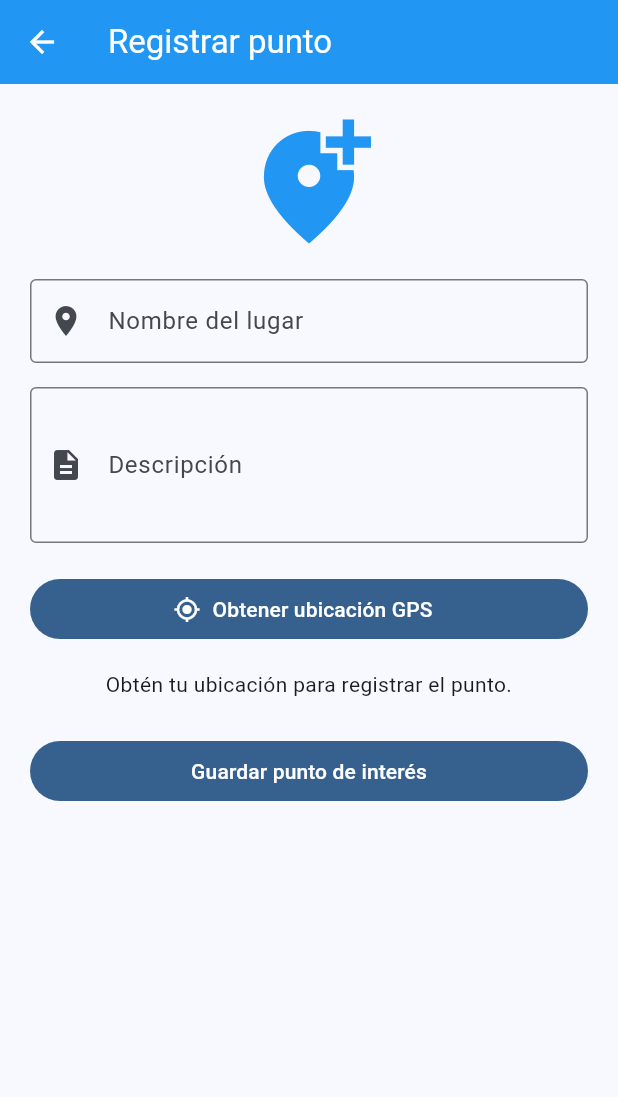
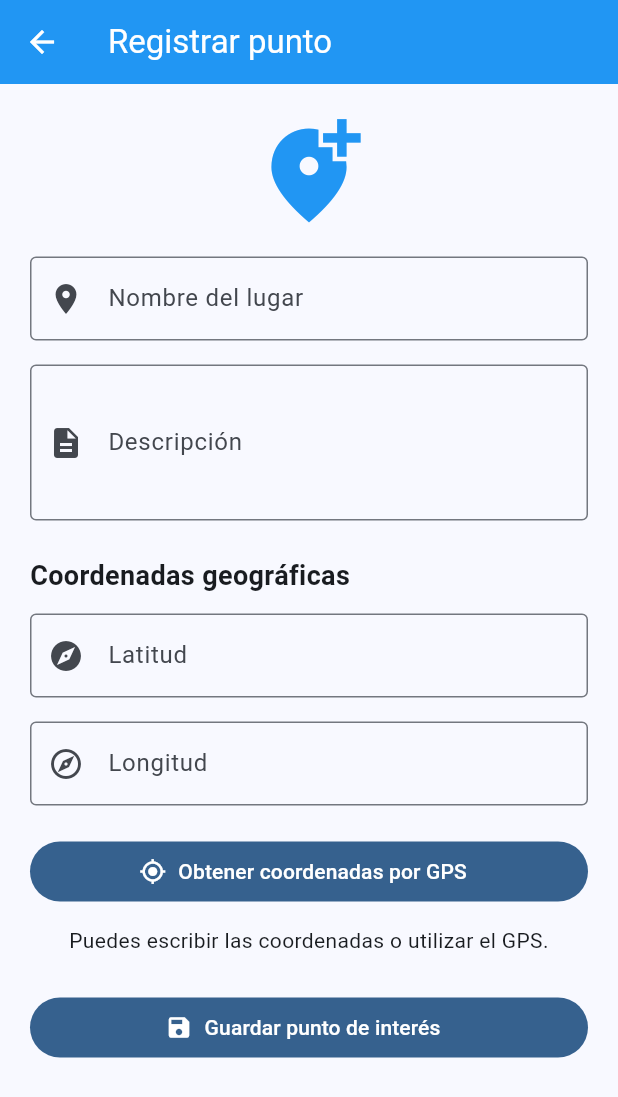
Before and after one commit to Keb-Manuel/gestion_eventos_staff_movil, a Flutter app: the RegistrarPuntoPage screen opened directly with empty values, on a phone screen of 412 x 824 dp. Shown: the top 1097 px of the screen. Run offline on Flutter 3.47's test engine with Material 3 defaults, Android fonts, the phone set to English and light mode, and no system bars; our stand-ins replace geolocator.

Commit message:
Update README and enhance PuntoInteres model with image URL; add predefined points and coordinate input in registration page; improve PuntoCard layout for better display of location details.

```diff
--- a/lib/models/punto_interes.dart
+++ b/lib/models/punto_interes.dart
@@ -1,13 +1,16 @@
+
 class PuntoInteres {
   final String nombre;
   final String descripcion;
   final double latitud;
   final double longitud;
+  final String imagenUrl;
 
   const PuntoInteres({
     required this.nombre,
     required this.descripcion,
     required this.latitud,
     required this.longitud,
+    this.imagenUrl = '',
   });
 }
--- a/lib/screens/puntos_page.dart
+++ b/lib/screens/puntos_page.dart
@@ -18,7 +18,26 @@ class PuntosPage extends StatefulWidget {
 }
 
 class _PuntosPageState extends State<PuntosPage> {
-  final List<PuntoInteres> puntos = [];
+  final List<PuntoInteres> puntos = [
+    const PuntoInteres(
+      nombre: 'Campo de Fútbol 4 Piedras',
+      descripcion: 'Campo deportivo ubicado en Dzitbalché, Campeche.',
+      latitud: 20.310710,
+      longitud: -90.0619248,
+    ),
+    const PuntoInteres(
+      nombre: 'Zona Centro',
+      descripcion: 'Zona central de Dzitbalché, Campeche.',
+      latitud: 20.3211912,
+      longitud: -90.0565776,
+    ),
+    const PuntoInteres(
+      nombre: 'Capilla La Guadalupe',
+      descripcion: 'Capilla ubicada en Dzitbalché, Campeche.',
+      latitud: 20.3288534,
+      longitud: -90.0489161,
+    ),
+  ];
 
   Future<void> registrarPunto() async {
     final resultado = await Navigator.push<PuntoInteres>(
--- a/lib/screens/registrar_punto_page.dart
+++ b/lib/screens/registrar_punto_page.dart
@@ -1,3 +1,4 @@
+
 import 'package:flutter/material.dart';
 import 'package:geolocator/geolocator.dart';
 
@@ -13,17 +14,21 @@ class RegistrarPuntoPage extends StatefulWidget {
   });
 
   @override
-  State<RegistrarPuntoPage> createState() => _RegistrarPuntoPageState();
+  State<RegistrarPuntoPage> createState() =>
+      _RegistrarPuntoPageState();
 }
 
-class _RegistrarPuntoPageState extends State<RegistrarPuntoPage> {
+class _RegistrarPuntoPageState
+    extends State<RegistrarPuntoPage> {
   final _formKey = GlobalKey<FormState>();
+
   final _nombreController = TextEditingController();
   final _descripcionController = TextEditingController();
+  final _latitudController = TextEditingController();
+  final _longitudController = TextEditingController();
 
-  Position? posicion;
   bool cargando = false;
-  String mensaje = 'Obtén tu ubicación para registrar el punto.';
+  String mensaje = 'Puedes escribir las coordenadas o utilizar el GPS.';
 
   Future<void> obtenerUbicacion() async {
     setState(() {
@@ -32,12 +37,18 @@ class _RegistrarPuntoPageState extends State<RegistrarPuntoPage> {
     });
 
     try {
-      final resultado = await widget.servicio.obtenerPosicion();
+      final Position resultado =
+          await widget.servicio.obtenerPosicion();
 
       if (!mounted) return;
 
       setState(() {
-        posicion = resultado;
+        _latitudController.text =
+            resultado.latitude.toStringAsFixed(6);
+
+        _longitudController.text =
+            resultado.longitude.toStringAsFixed(6);
+
         mensaje = 'Ubicación obtenida correctamente.';
       });
     } catch (e) {
@@ -45,7 +56,6 @@ class _RegistrarPuntoPageState extends State<RegistrarPuntoPage> {
 
       setState(() {
         mensaje = e.toString().replaceFirst('Exception: ', '');
-        posicion = null;
       });
     } finally {
       if (mounted) {
@@ -56,23 +66,45 @@ class _RegistrarPuntoPageState extends State<RegistrarPuntoPage> {
     }
   }
 
+  String? validarCoordenada(
+    String? value,
+    double minimo,
+    double maximo,
+    String nombre,
+  ) {
+    if (value == null || value.trim().isEmpty) {
+      return 'Ingresa la $nombre.';
+    }
+
+    final numero = double.tryParse(value.trim());
+
+    if (numero == null) {
+      return 'Ingresa un número válido.';
+    }
+
+    if (!numero.isFinite ||
+        numero < minimo ||
+        numero > maximo) {
+      return 'Valor fuera del rango permitido.';
+    }
+
+    return null;
+  }
+
   void guardarPunto() {
     if (!_formKey.currentState!.validate()) return;
 
-    if (posicion == null) {
-      ScaffoldMessenger.of(context).showSnackBar(
-        const SnackBar(
-          content: Text('Primero debes obtener la ubicación GPS.'),
-        ),
-      );
-      return;
-    }
+    final latitud =
+        double.parse(_latitudController.text.trim());
+
+    final longitud =
+        double.parse(_longitudController.text.trim());
 
     final punto = PuntoInteres(
       nombre: _nombreController.text.trim(),
       descripcion: _descripcionController.text.trim(),
-      latitud: posicion!.latitude,
-      longitud: posicion!.longitude,
+      latitud: latitud,
+      longitud: longitud,
     );
 
     Navigator.pop(context, punto);
@@ -82,6 +114,8 @@ class _RegistrarPuntoPageState extends State<RegistrarPuntoPage> {
   void dispose() {
     _nombreController.dispose();
     _descripcionController.dispose();
+    _latitudController.dispose();
+    _longitudController.dispose();
     super.dispose();
   }
 
@@ -102,10 +136,11 @@ class _RegistrarPuntoPageState extends State<RegistrarPuntoPage> {
             children: [
               const Icon(
                 Icons.add_location_alt,
-                size: 90,
+                size: 75,
                 color: Colors.blue,
               ),
               const SizedBox(height: 20),
+
               TextFormField(
                 controller: _nombreController,
                 decoration: const InputDecoration(
@@ -120,7 +155,9 @@ class _RegistrarPuntoPageState extends State<RegistrarPuntoPage> {
                   return null;
                 },
               ),
+
               const SizedBox(height: 16),
+
               TextFormField(
                 controller: _descripcionController,
                 decoration: const InputDecoration(
@@ -130,54 +167,87 @@ class _RegistrarPuntoPageState extends State<RegistrarPuntoPage> {
                 ),
                 maxLines: 3,
               ),
+
+              const SizedBox(height: 24),
+
+              const Text(
+                'Coordenadas geográficas',
+                style: TextStyle(
+                  fontSize: 18,
+                  fontWeight: FontWeight.bold,
+                ),
+              ),
+
+              const SizedBox(height: 12),
+
+              TextFormField(
+                controller: _latitudController,
+                keyboardType: const TextInputType.numberWithOptions(
+                  decimal: true,
+                  signed: true,
+                ),
+                decoration: const InputDecoration(
+                  labelText: 'Latitud',
+                  hintText: 'Ej. 20.310710',
+                  prefixIcon: Icon(Icons.explore),
+                  border: OutlineInputBorder(),
+                ),
+                validator: (value) => validarCoordenada(
+                  value,
+                  -90,
+                  90,
+                  'latitud',
+                ),
+              ),
+
+              const SizedBox(height: 16),
+
+              TextFormField(
+                controller: _longitudController,
+                keyboardType: const TextInputType.numberWithOptions(
+                  decimal: true,
+                  signed: true,
+                ),
+                decoration: const InputDecoration(
+                  labelText: 'Longitud',
+                  hintText: 'Ej. -90.061925',
+                  prefixIcon: Icon(Icons.explore_outlined),
+                  border: OutlineInputBorder(),
+                ),
+                validator: (value) => validarCoordenada(
+                  value,
+                  -180,
+                  180,
+                  'longitud',
+                ),
+              ),
+
               const SizedBox(height: 20),
+
               FilledButton.icon(
                 onPressed: cargando ? null : obtenerUbicacion,
                 icon: const Icon(Icons.my_location),
-                label: const Text('Obtener ubicación GPS'),
+                label: const Text('Obtener coordenadas por GPS'),
               ),
-              const SizedBox(height: 16),
+
+              const SizedBox(height: 12),
+
               if (cargando)
                 const Center(
                   child: CircularProgressIndicator(),
                 ),
+
               Text(
                 mensaje,
                 textAlign: TextAlign.center,
               ),
-              if (posicion != null) ...[
-                const SizedBox(height: 16),
-                Card(
-                  child: Padding(
-                    padding: const EdgeInsets.all(16),
-                    child: Column(
-                      crossAxisAlignment: CrossAxisAlignment.start,
-                      children: [
-                        const Text(
-                          'Coordenadas obtenidas',
-                          style: TextStyle(
-                            fontWeight: FontWeight.bold,
-                          ),
-                        ),
-                        const SizedBox(height: 8),
-                        Text(
-                          'Latitud: ${posicion!.latitude}',
-                        ),
-                        Text(
-                          'Longitud: ${posicion!.longitude}',
-                        ),
-                        Text(
-                          'Precisión: ${posicion!.accuracy} m',
-                        ),
-                      ],
-                    ),
-                  ),
-                ),
-              ],
+
               const SizedBox(height: 24),
-              FilledButton(
+
+              FilledButton.icon(
                 onPressed: guardarPunto,
-                child: const Text('Guardar punto de interés'),
+                icon: const Icon(Icons.save),
+                label: const Text('Guardar punto de interés'),
               ),
             ],
           ),
```
Also changed, not shown: lib/widgets/punto_card.dart (+32 -6 lines), 1 other file.
